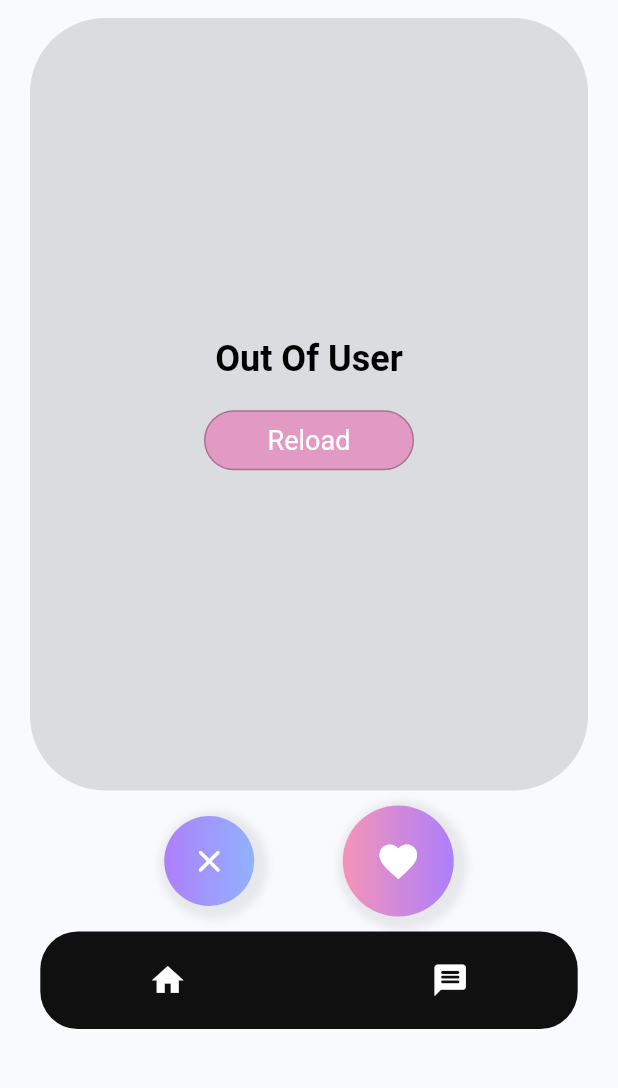
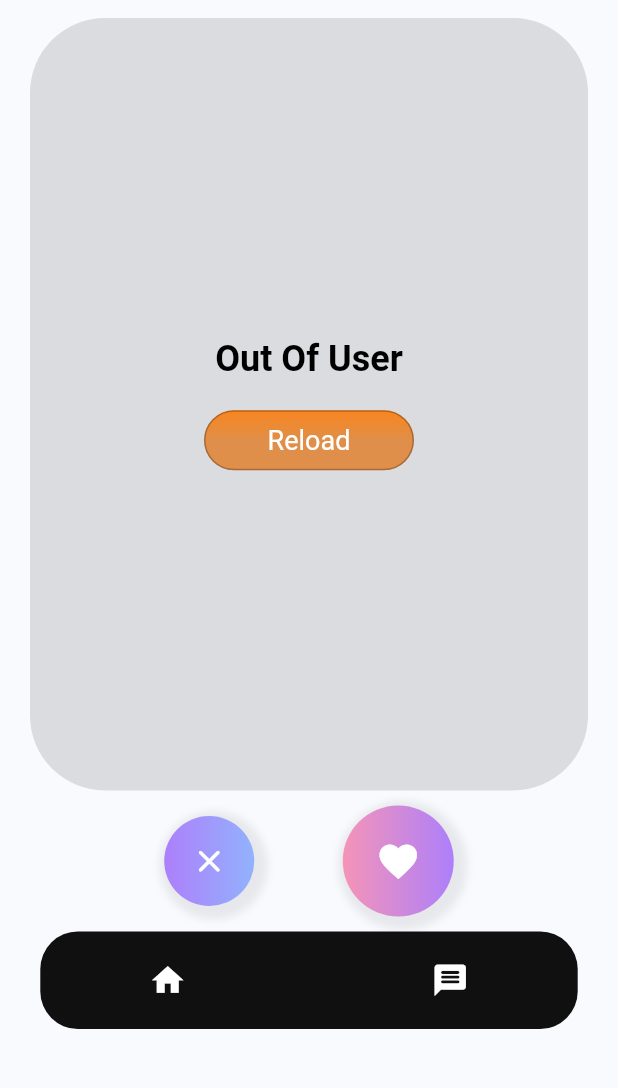
Before and after one commit to Harksom-Dev/FINDER, a Flutter app: the HomeScreen screen opened by its route, on a phone screen of 412 x 824 dp, the part 72-1160 px from its top. Run offline on Flutter 3.47's test engine with Material 2 defaults, Android fonts, the phone set to English and light mode, and no system bars; our stand-ins replace cloud_firestore, date_field, equatable, firebase_auth, firebase_core, flutter_bloc and 7 more; accounts and stored records are empty.

Commit message:
Color Reload has change

```diff
--- a/lib/screens/home/home_screen.dart
+++ b/lib/screens/home/home_screen.dart
@@ -1,3 +1,5 @@
+import 'dart:ui';
+
 import 'package:loginsystem/blocs/swipe/swipe_bloc.dart';
 import 'package:loginsystem/models/database.dart';
 import 'package:loginsystem/models/database_repository.dart';
@@ -252,9 +254,17 @@ class _HomeScreenState extends State<HomeScreen> {
                                 height: 40,
                                 width: 140,
                                 decoration: BoxDecoration(
-                                  color: Color(0xFFE29AC4),
+                                  //color: Color(0xFFE29AC4),
                                   borderRadius: BorderRadius.circular(40),
                                   border: Border.all(color: Colors.black26),
+                                  gradient: LinearGradient(
+                                      begin: Alignment.topCenter,
+                                      end: Alignment.bottomCenter,
+                                      colors: const [
+                                        Color(0xFFF9851F),
+                                        Color(0xFFDF8F49),
+                                        Color(0xFFDF8F49),
+                                      ]),
                                 ),
                                 child: Row(
                                   mainAxisAlignment: MainAxisAlignment.center,
```
